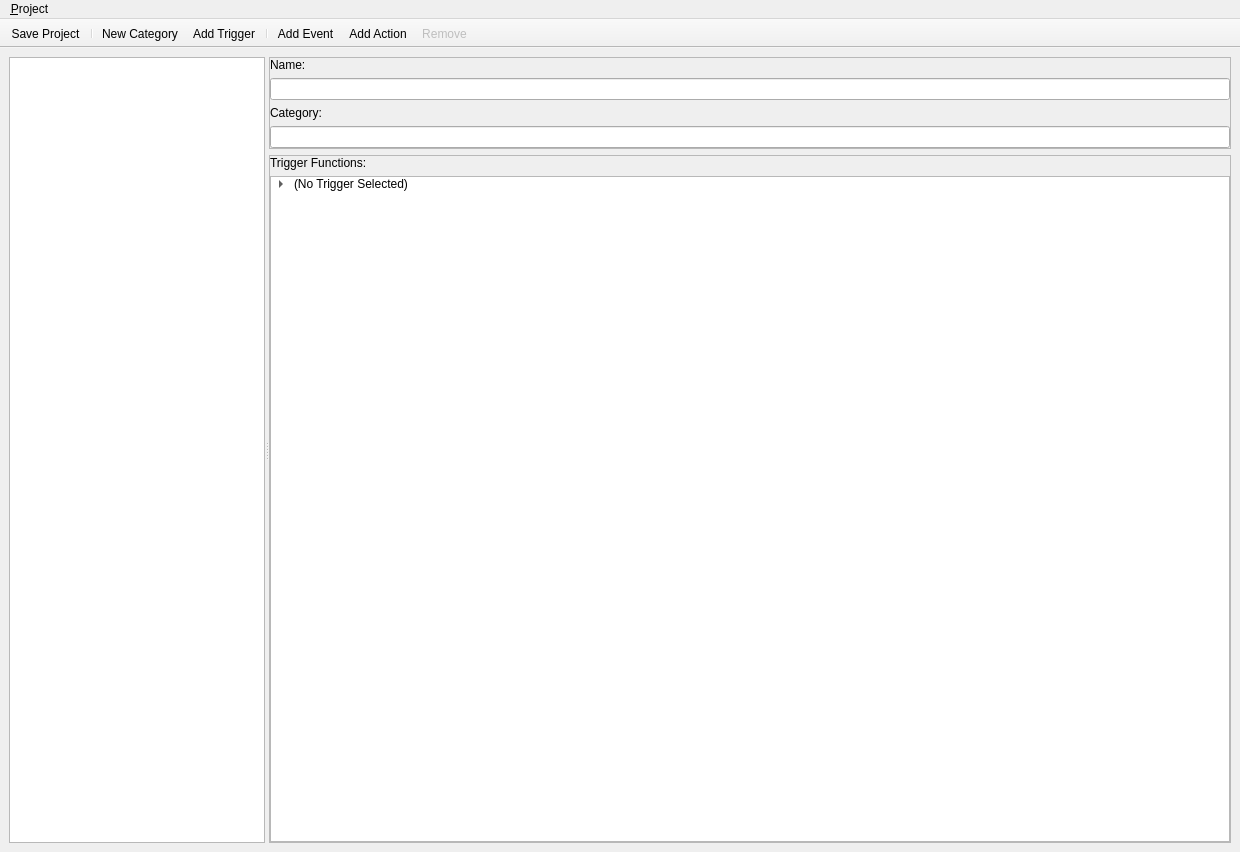
Old version of the form tools/editor/ui/trigger_editor.ui in the repository Kyoril/wow-pp.
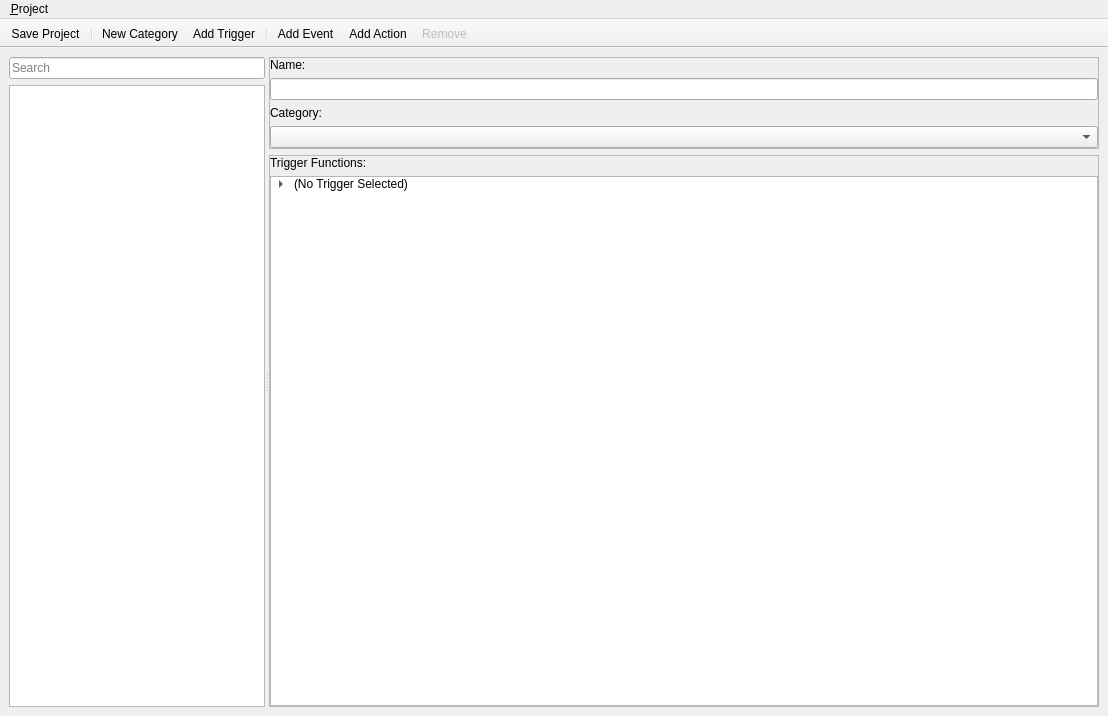
New version of the form. Icons and pictures are not drawn.

```diff
--- a/tools/editor/ui/trigger_editor.ui
+++ b/tools/editor/ui/trigger_editor.ui
@@ -6,8 +6,8 @@
    <rect>
     <x>0</x>
     <y>0</y>
-    <width>1240</width>
-    <height>852</height>
+    <width>1108</width>
+    <height>716</height>
    </rect>
   </property>
   <property name="windowTitle">
@@ -18,27 +18,28 @@
     <normaloff>:/ico101.ico</normaloff>:/ico101.ico</iconset>
   </property>
   <widget class="QWidget" name="centralwidget">
-   <layout class="QVBoxLayout" name="verticalLayout_4">
-    <property name="leftMargin">
-     <number>9</number>
-    </property>
-    <property name="topMargin">
-     <number>9</number>
-    </property>
-    <property name="rightMargin">
-     <number>9</number>
-    </property>
-    <property name="bottomMargin">
-     <number>9</number>
-    </property>
+   <layout class="QVBoxLayout" name="verticalLayout_5">
     <item>
      <widget class="QSplitter" name="splitter">
       <property name="orientation">
        <enum>Qt::Horizontal</enum>
       </property>
+      <widget class="QWidget" name="layoutWidget">
+       <layout class="QVBoxLayout" name="verticalLayout_4">
+        <item>
+         <widget class="QLineEdit" name="triggerFilter">
+          <property name="placeholderText">
+           <string>Search</string>
+          </property>
+          <property name="clearButtonEnabled">
+           <bool>true</bool>
+          </property>
+         </widget>
+        </item>
+        <item>
       <widget class="QTreeView" name="triggerView">
        <property name="sizePolicy">
-        <sizepolicy hsizetype="Fixed" vsizetype="Preferred">
+           <sizepolicy hsizetype="Expanding" vsizetype="Preferred">
          <horstretch>0</horstretch>
          <verstretch>0</verstretch>
         </sizepolicy>
@@ -62,7 +63,10 @@
         <bool>false</bool>
        </attribute>
       </widget>
-      <widget class="QWidget" name="widget" native="true">
+        </item>
+       </layout>
+      </widget>
+      <widget class="QWidget" name="triggerRightSide" native="true">
        <property name="sizePolicy">
         <sizepolicy hsizetype="Expanding" vsizetype="Expanding">
          <horstretch>1</horstretch>
@@ -136,7 +140,7 @@
             </widget>
            </item>
            <item>
-            <widget class="QLineEdit" name="triggerPathBox"/>
+            <widget class="QComboBox" name="triggerCategoryBox"/>
            </item>
           </layout>
          </widget>
@@ -267,8 +271,8 @@
     <rect>
      <x>0</x>
      <y>0</y>
-     <width>1240</width>
-     <height>31</height>
+     <width>1108</width>
+     <height>21</height>
     </rect>
    </property>
    <widget class="QMenu" name="menu_Project">
```
Left out of the diff: 3 changed lines with no effect on the pictures. Lines whose indentation alone changed are shown as unchanged.
